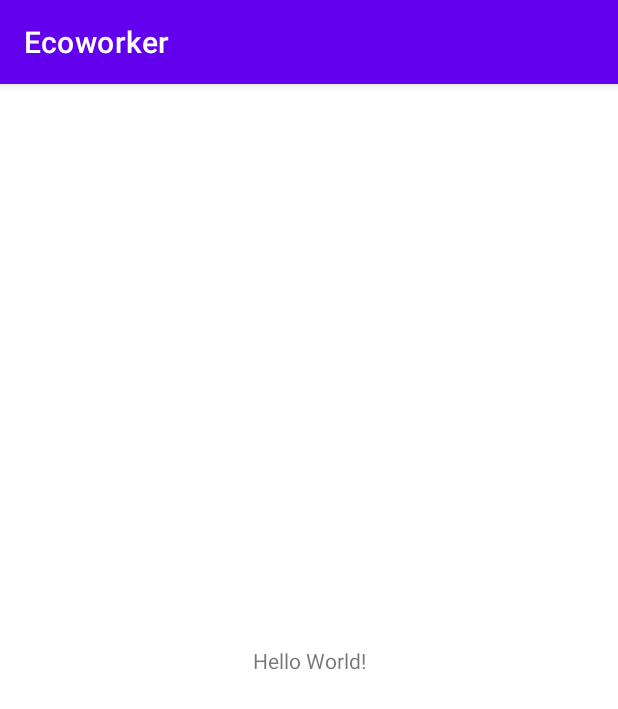
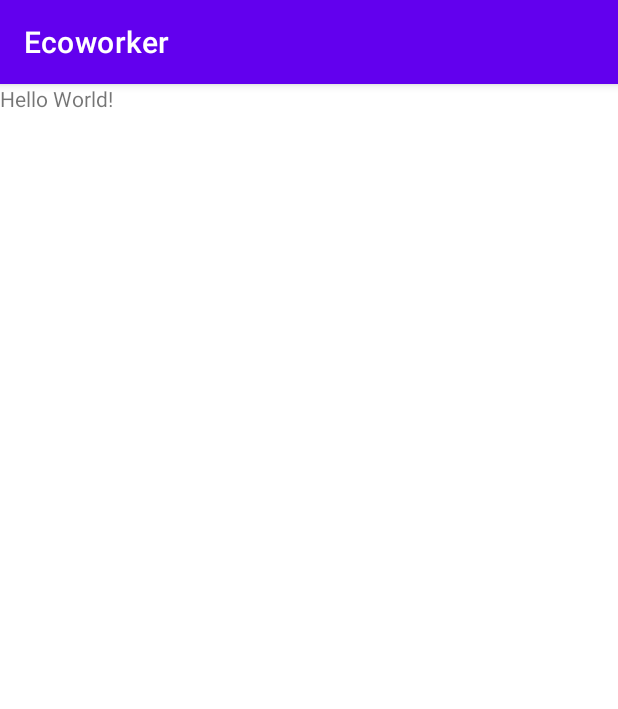
Before and after one commit to MinYeongPark/Ecoworker, an Android app: the screen it shows after launch (MainActivity), on a phone screen of 412 x 824 dp. Shown: the top 709 px of the screen. Run offline under Robolectric (Android 15) with nearby library versions, the phone set to English and light mode, and no system bars.

Commit message:
Update activity_main.xml

```diff
--- a/app/src/main/res/layout/activity_main.xml
+++ b/app/src/main/res/layout/activity_main.xml
@@ -1,5 +1,5 @@
 <?xml version="1.0" encoding="utf-8"?>
-<androidx.constraintlayout.widget.ConstraintLayout xmlns:android="http://schemas.android.com/apk/res/android"
+<androidx.coordinatorlayout.widget.CoordinatorLayout xmlns:android="http://schemas.android.com/apk/res/android"
     xmlns:app="http://schemas.android.com/apk/res-auto"
     xmlns:tools="http://schemas.android.com/tools"
     android:layout_width="match_parent"
@@ -7,12 +7,8 @@
     tools:context=".MainActivity">
 
     <TextView
-        android:layout_width="wrap_content"
-        android:layout_height="wrap_content"
-        android:text="Hello World!"
-        app:layout_constraintBottom_toBottomOf="parent"
-        app:layout_constraintLeft_toLeftOf="parent"
-        app:layout_constraintRight_toRightOf="parent"
-        app:layout_constraintTop_toTopOf="parent" />
+        android:layout_width="match_parent"
+        android:layout_height="584dp"
+        android:text="Hello World!" />
 
-</androidx.constraintlayout.widget.ConstraintLayout>
+</androidx.coordinatorlayout.widget.CoordinatorLayout>
```
